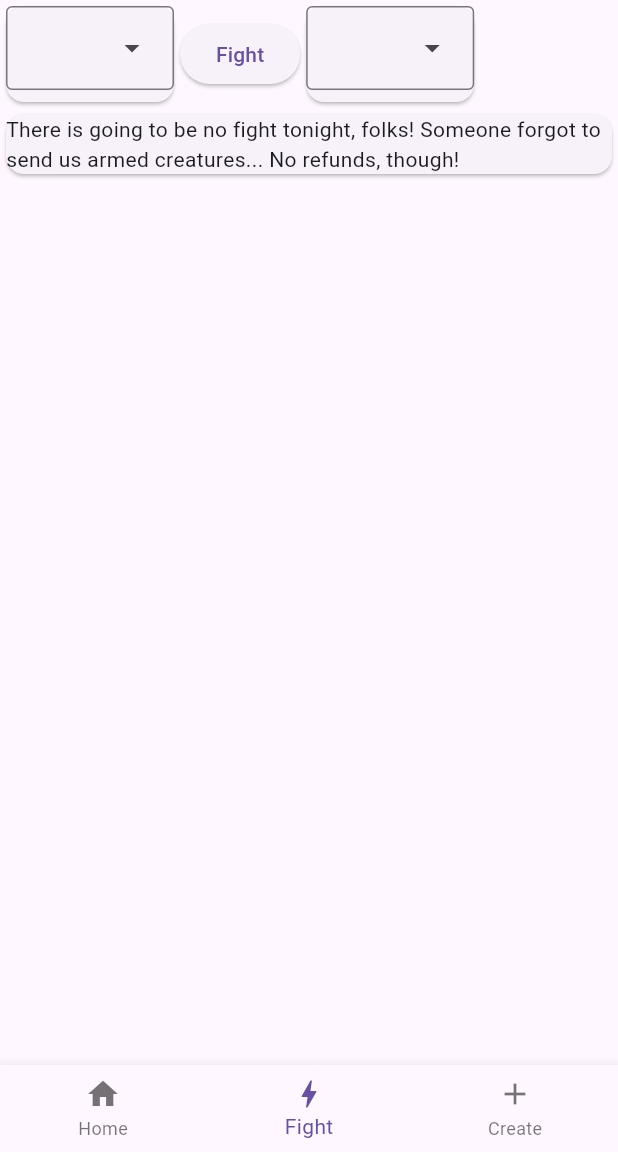
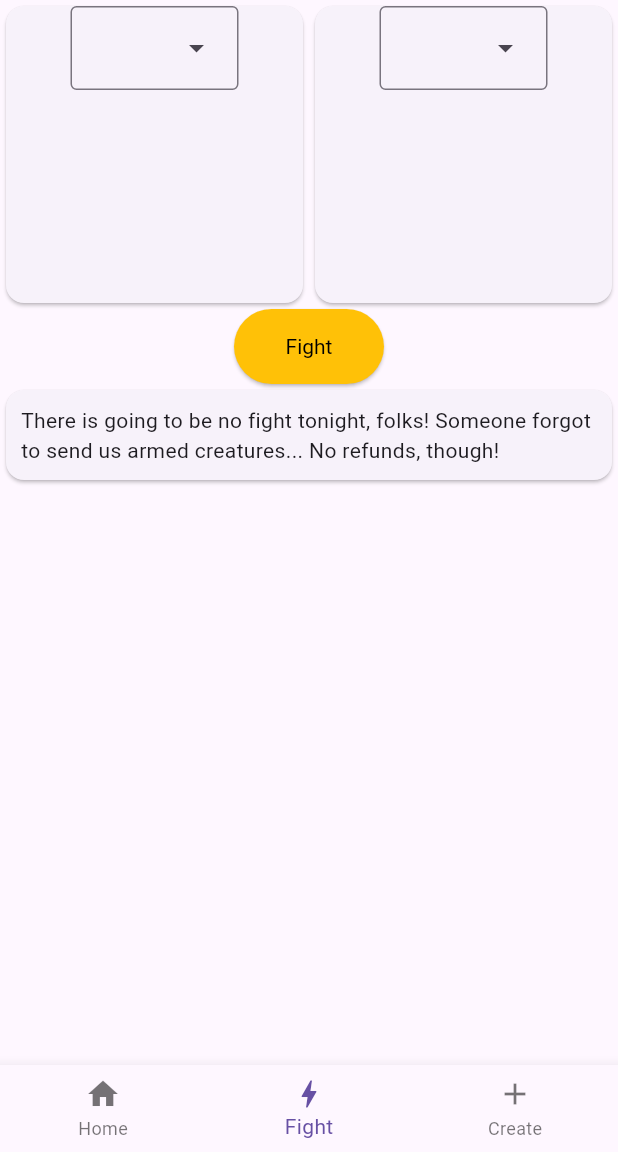
Before and after one commit to Kroxitrock/fantasy-creatures, a Flutter app: the screen it shows after launch, item 2 of the bottom bar chosen, after a tap on "Fight", on a phone screen of 412 x 824 dp, the part 84-1236 px from its top. Run offline on Flutter 3.47's test engine with Material 3 defaults, Android fonts, the phone set to English and light mode, and no system bars; our stand-ins replace flutter_form_builder, form_builder_validators, get, hive_ce_flutter, multi_select_flutter; missing offline and left inert: form_builder_image_picker; accounts and stored records are empty.

Commit message:
Style fight screen and make it responsive

```diff
--- a/lib/controllers/fight_controller.dart
+++ b/lib/controllers/fight_controller.dart
@@ -72,12 +72,12 @@
           leftFighterHealth, rightFighterHealth);
     }
 
-    if (leftFighterHealth < 0 && rightFighterHealth < 0) {
+    if (leftFighterHealth == 0 && rightFighterHealth == 0) {
       drawMessage();
       return;
     }
 
-    if (leftFighterHealth < 0) {
+    if (leftFighterHealth == 0) {
       rightVictoryMessage();
       return;
     }
@@ -106,7 +106,7 @@
     int rightFighterHealth,
   ) {
     fightRecords.add(
-        "Round $roundNumber: The ${fighterOne.value!.name} on the left dealt $leftFighterHit damage, leaving their opponent with $rightFighterHealth. For that, they recieved $rightFighterHit damage from the ${fighterOne.value!.name} on the right, leaving them with $leftFighterHealth health points.");
+        "Round $roundNumber: The ${fighterOne.value!.name} on the left dealt $leftFighterHit damage, leaving their opponent with $rightFighterHealth. For that, they recieved $rightFighterHit damage from the ${fighterTwo.value!.name} on the right, leaving them with $leftFighterHealth health points.");
   }
 
   drawMessage() {
--- a/lib/main.dart
+++ b/lib/main.dart
@@ -11,9 +11,9 @@
 Future<void> main() async {
   await Hive.initFlutter();
   await Hive.openBox("storage");
-  Get.lazyPut<CreatureService>(() => CreatureService());
-  Get.lazyPut<CreatureController>(() => CreatureController());
-  Get.lazyPut<FightController>(() => FightController());
+  Get.lazyPut<CreatureService>(() => CreatureService(), fenix: true);
+  Get.lazyPut<CreatureController>(() => CreatureController(), fenix: true);
+  Get.lazyPut<FightController>(() => FightController(), fenix: true);
 
   runApp(const MainApp());
 }
--- a/lib/pages/fight_page.dart
+++ b/lib/pages/fight_page.dart
@@ -1,5 +1,5 @@
 import 'package:fantasy_creatures/controllers/fight_controller.dart';
-import 'package:fantasy_creatures/widgets/fighting_creature_widget.dart';
+import 'package:fantasy_creatures/widgets/fighting_creature_card_widget.dart';
 import 'package:fantasy_creatures/widgets/navigation_scaffold_widget.dart';
 import 'package:flutter/material.dart';
 import 'package:get/get.dart';
@@ -15,18 +15,39 @@
       Obx(
         () => ListView(
           children: [
-            Row(
+            GridView.count(
+              physics: const ClampingScrollPhysics(),
+              crossAxisCount: 2,
+              shrinkWrap: true,
               children: [
-                FightingCreatureWidget(1),
-                ElevatedButton(
-                    onPressed: fightController.fight,
-                    child: const Text("Fight")),
-                FightingCreatureWidget(2),
+                FightingCreatureCardWidget(1),
+                FightingCreatureCardWidget(2),
               ],
             ),
-            ...fightController.fightRecords.map((record) => Card(
+            Center(
+              child: ElevatedButton(
+                onPressed: fightController.fight,
+                style: ElevatedButton.styleFrom(
+                  backgroundColor: Colors.amber,
+                  fixedSize: const Size(100, 50),
+                  textStyle: const TextStyle(
+                    color: Colors.black,
+                  ),
+                ),
+                child: const Text(
+                  "Fight",
+                  style: TextStyle(color: Colors.black),
+                ),
+              ),
+            ),
+            ...fightController.fightRecords.map(
+              (record) => Card(
+                child: Padding(
+                  padding: const EdgeInsets.all(10),
                   child: Text(record),
-                ))
+                ),
+              ),
+            )
           ],
         ),
       ),
--- a/lib/widgets/fighting_creature_widget.dart
+++ b/lib/widgets/fighting_creature_card_widget.dart
@@ -5,13 +5,13 @@
 import 'package:flutter/material.dart';
 import 'package:get/get.dart';
 
-class FightingCreatureWidget extends StatelessWidget {
+class FightingCreatureCardWidget extends StatelessWidget {
   final creatureController = Get.find<CreatureController>();
   final fightController = Get.find<FightController>();
 
   final int fighterNumber;
 
-  FightingCreatureWidget(this.fighterNumber, {super.key});
+  FightingCreatureCardWidget(this.fighterNumber, {super.key});
 
   @override
   Widget build(BuildContext context) {
@@ -30,7 +30,9 @@
                 )
                 .toList(),
           ),
-          Obx(getFighterImage),
+          Expanded(
+            child: Obx(getFighterImage),
+          ),
         ],
       ),
     );
@@ -40,7 +42,10 @@
     final fighter = fightController.getFighter(fighterNumber);
 
     if (fighter.image != null) {
-      return Image.memory(base64Decode(fighter.image!));
+      return Image.memory(
+        base64Decode(fighter.image!),
+        fit: BoxFit.contain,
+      );
     }
 
     return const Card(
```
